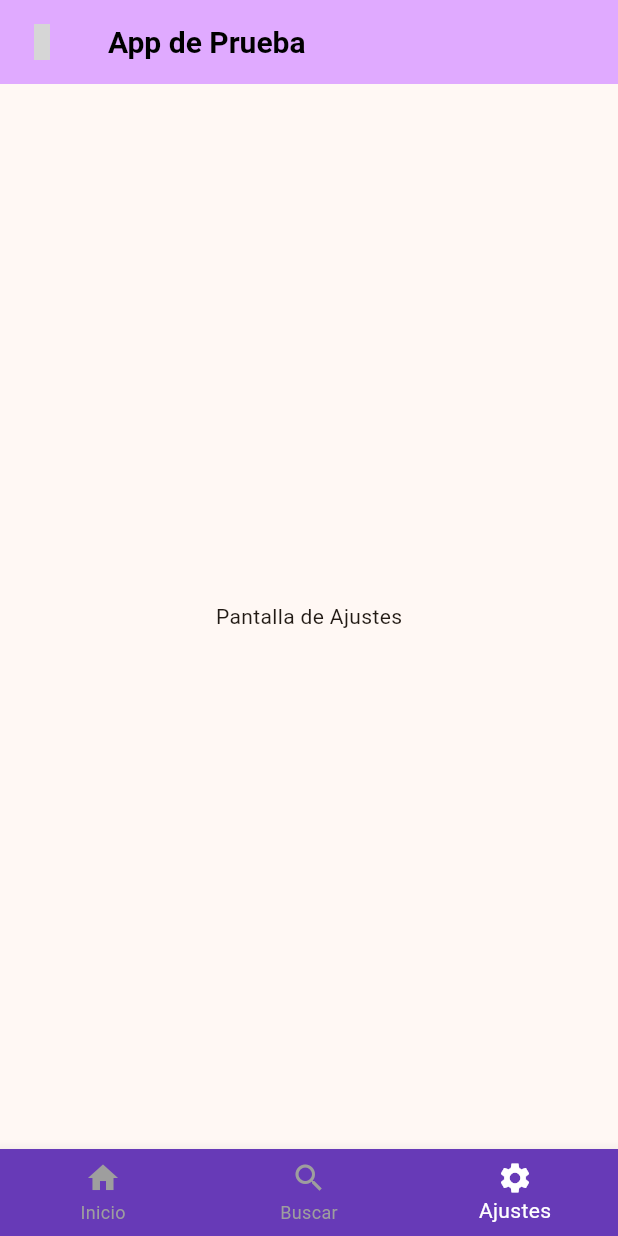
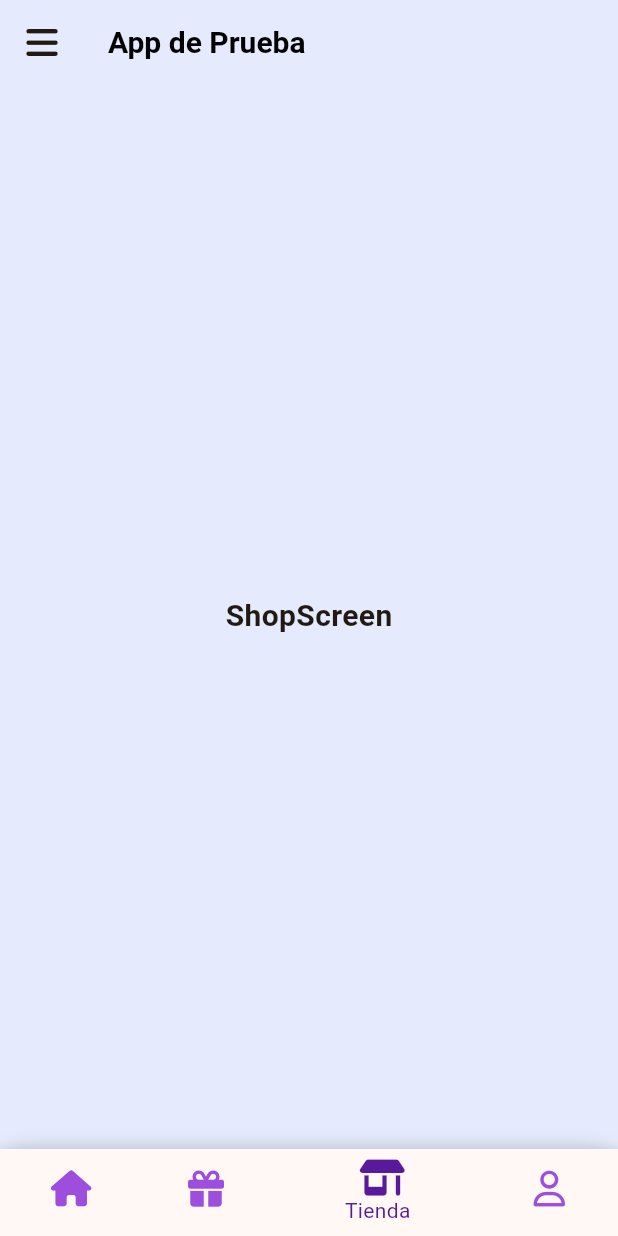
Before and after one commit to bauticalvo/punto_g, a Flutter app: the screen it shows after launch, item 3 of the bottom bar chosen, on a phone screen of 412 x 824 dp. Run offline on Flutter 3.47's test engine with Material 3 defaults, Android fonts, the phone set to English and light mode, and no system bars; our stand-ins replace font_awesome_flutter; grey boxes are pictures that could not be loaded.

Commit message:
add screens

```diff
--- a/lib/main.dart
+++ b/lib/main.dart
@@ -1,5 +1,9 @@
 import 'package:app_de_prueba/config/theme/app_theme.dart';
+import 'package:app_de_prueba/src/footer/footer.dart';
 import 'package:app_de_prueba/src/header/lateral_menu.dart';
+import 'package:app_de_prueba/src/screens/rewards_screen.dart';
+import 'package:app_de_prueba/src/screens/settings_front.dart';
+import 'package:app_de_prueba/src/screens/shop_screen.dart';
 import 'package:flutter/material.dart';
 import 'package:app_de_prueba/src/header/header.dart';
 import 'package:app_de_prueba/src/screens/home_screen.dart';
@@ -25,21 +29,22 @@ class MainScreen extends StatefulWidget {
   const MainScreen({super.key});
 
   @override
-  _MainScreenState createState() => _MainScreenState();
+  MainScreenState createState() => MainScreenState();
 }
 
-class _MainScreenState extends State<MainScreen> {
-  int _selectedIndex = 0;
+class MainScreenState extends State<MainScreen> {
+  int selectedIndex = 0;
 
   final List<Widget> _screens = [
     const HomeScreen(),
-    const SearchScreen(),
-    const SettingsScreen(),
+    const RewardsScreen(),
+    const ShopScreen(),
+    const SettingsScreen()
   ];
 
-  void _onItemTapped(int index) {
+  void onItemTapped(int index) {
     setState(() {
-      _selectedIndex = index;
+      selectedIndex = index;
     });
   }
 
@@ -47,49 +52,9 @@ class _MainScreenState extends State<MainScreen> {
   Widget build(BuildContext context) {
     return Scaffold(
       appBar: const Header(),
-      body: _screens[_selectedIndex],
+      body: _screens[selectedIndex],
       drawer: const LateralMenu(),
-      bottomNavigationBar: BottomNavigationBar(
-        currentIndex: _selectedIndex,
-        onTap: _onItemTapped,
-        backgroundColor: Colors.deepPurple, // Color de fondo
-        selectedItemColor: Colors.white, // Color del ítem seleccionado
-        unselectedItemColor: Colors.grey, // Color de los ítems no seleccionados
-        items: const [
-          BottomNavigationBarItem(
-            icon: Icon(Icons.home),
-            label: 'Inicio',
-          ),
-          BottomNavigationBarItem(
-            icon: Icon(Icons.search),
-            label: 'Buscar',
-          ),
-          BottomNavigationBarItem(
-            icon: Icon(Icons.settings),
-            label: 'Ajustes',
-          ),
-        ],
-      ),
+      bottomNavigationBar: Footer(onItemTapped: onItemTapped, selectedIndex: selectedIndex)
     );
   }
 }
-
-// Nueva pantalla de búsqueda
-class SearchScreen extends StatelessWidget {
-  const SearchScreen({super.key});
-
-  @override
-  Widget build(BuildContext context) {
-    return const Center(child: Text('Pantalla de Búsqueda'));
-  }
-}
-
-// Nueva pantalla de ajustes
-class SettingsScreen extends StatelessWidget {
-  const SettingsScreen({super.key});
-
-  @override
-  Widget build(BuildContext context) {
-    return const Center(child: Text('Pantalla de Ajustes'));
-  }
-}
--- a/lib/src/footer/footer.dart
+++ b/lib/src/footer/footer.dart
@@ -1,24 +1,54 @@
+import 'package:flutter/material.dart';
+import 'package:font_awesome_flutter/font_awesome_flutter.dart';
 
+class Footer extends StatelessWidget {
+  final Function(int) onItemTapped;
+  final int selectedIndex;
 
-import 'package:flutter/material.dart';
-
-class Footer extends StatefulWidget {
-  const Footer({super.key});
-
-  @override
-  State<Footer> createState() => _FooterState();
-}
-
-class _FooterState extends State<Footer> {
-
+  const Footer({super.key, required this.onItemTapped, required this.selectedIndex});
 
   @override
   Widget build(BuildContext context) {
     return Container(
-      width: double.infinity,
-      height: 50,
-      color: const Color(0xFFE0AAFF),
-      child: const Center(child: Text('Footer', style: TextStyle(color: Colors.black, fontSize: 20, fontWeight: FontWeight.bold),),),
+      decoration: const BoxDecoration(
+        color: Color(0xffE5EAFC),
+        borderRadius: BorderRadius.only(
+          topLeft: Radius.circular(20),
+          topRight: Radius.circular(20),
+        ),
+        boxShadow: [
+          BoxShadow(
+            color: Colors.black12,
+            blurRadius: 10,
+            spreadRadius: 2,
+          ),
+        ],
+      ),
+      child: BottomNavigationBar(
+        currentIndex: selectedIndex,
+        onTap: onItemTapped,
+        backgroundColor: Colors.transparent, // Hacerlo transparente para que el color del Container se vea
+        selectedItemColor: Color(0xff5A189A),
+        unselectedItemColor: Color(0xff9D4EDD),
+        items: const [
+          BottomNavigationBarItem(
+            icon: Icon(FontAwesomeIcons.house),
+            label: 'Inicio',
+          ),
+          BottomNavigationBarItem(
+            icon: Icon(FontAwesomeIcons.gift),
+            label: 'Recompensas',
+          ),
+          BottomNavigationBarItem(
+            icon: Icon(FontAwesomeIcons.shop),
+            label: 'Tienda',
+          ),
+          BottomNavigationBarItem(
+            icon: Icon(FontAwesomeIcons.user),
+            label: 'Perfil',
+          ),
+        ],
+      ),
     );
   }
 }
--- a/lib/src/header/header.dart
+++ b/lib/src/header/header.dart
@@ -1,5 +1,5 @@
 import 'package:flutter/material.dart';
-import 'package:hugeicons/hugeicons.dart';
+import 'package:font_awesome_flutter/font_awesome_flutter.dart';
 
 class Header extends StatelessWidget implements PreferredSizeWidget {
   const Header({super.key});
@@ -7,7 +7,7 @@ class Header extends StatelessWidget implements PreferredSizeWidget {
   @override
   Widget build(BuildContext context) {
     return AppBar(
-      backgroundColor: const Color(0xFFE0AAFF), // Color de la paleta
+      backgroundColor: Color(0xffE5EAFC), // Color de la paleta
       title: const Text(
         "App de Prueba",
         style: TextStyle(
@@ -17,7 +17,7 @@ class Header extends StatelessWidget implements PreferredSizeWidget {
         ),
       ),
       leading: IconButton(
-        icon: const HugeIcon(icon: HugeIcons.strokeRoundedMenu01, color: Colors.black),
+        icon: const Icon(FontAwesomeIcons.bars),
         onPressed: () {
           // Acción del menú
           Scaffold.of(context).openDrawer();
--- a/lib/src/screens/home_screen.dart
+++ b/lib/src/screens/home_screen.dart
@@ -11,13 +11,12 @@ class HomeScreen extends StatefulWidget {
 
 class _HomeScreenState extends State<HomeScreen> {
 
-  int count = 0;
 
   @override
   Widget build(BuildContext context) {
     return Scaffold(
-      backgroundColor:  const Color(0xFFE0AAFF),
-      body: Center(child: Text('Click${ count == 1 ? '' : 's'}: $count', style: TextStyle(fontSize: 20, fontWeight: FontWeight.bold),)),
+      backgroundColor:  Color(0xffE5EAFC),
+      body: Center(child: Text('HomeScreen', style: TextStyle(fontSize: 20, fontWeight: FontWeight.bold),)),
       );
   }
 }
--- /dev/null
+++ b/lib/src/screens/shop_screen.dart
@@ -0,0 +1,23 @@
+import 'package:flutter/material.dart';
+
+
+
+class ShopScreen extends StatefulWidget {
+  const ShopScreen({super.key});
+
+  @override
+  State<ShopScreen> createState() => _ShopScreenState();
+}
+
+class _ShopScreenState extends State<ShopScreen> {
+
+
+  @override
+  Widget build(BuildContext context) {
+    return Scaffold(
+      backgroundColor:  Color(0xffE5EAFC),
+      body: Center(child: Text('ShopScreen', style: TextStyle(fontSize: 20, fontWeight: FontWeight.bold),)),
+
+      );
+  }
+}
--- a/pubspec.yaml
+++ b/pubspec.yaml
@@ -30,10 +30,10 @@ environment:
 dependencies:
   flutter:
     sdk: flutter
-  hugeicons: ^0.0.7
   # The following adds the Cupertino Icons font to your application.
   # Use with the CupertinoIcons class for iOS style icons.
   cupertino_icons: ^1.0.8
+  font_awesome_flutter: ^10.8.0
 
 dev_dependencies:
   flutter_test:
```
Also changed, not shown: lib/src/screens/rewards_screen.dart (added, +22 -0 lines), lib/src/screens/settings_front.dart (added, +23 -0 lines), pubspec.lock.
